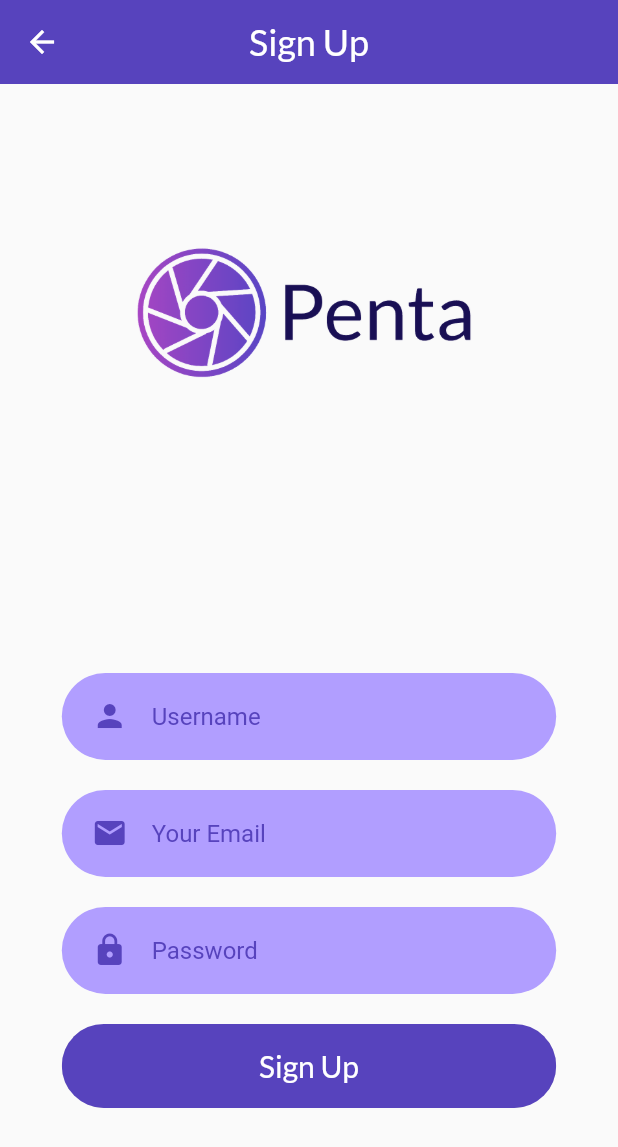
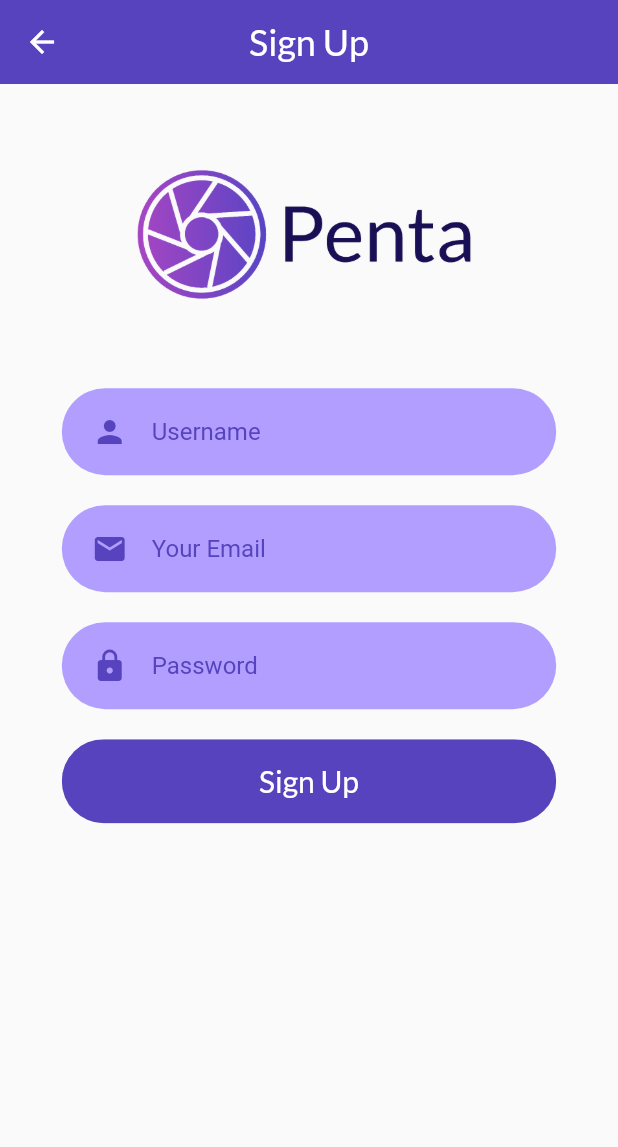
Before and after one commit to efecankaya/penta, a Flutter app: the SignUpView screen opened by its route, on a phone screen of 412 x 824 dp. Shown: the top 1147 px of the screen. Run offline on Flutter 3.47's test engine with Material 2 defaults, Android fonts, the phone set to English and light mode, and no system bars; our stand-ins replace email_validator, google_fonts, shared_preferences, smooth_page_indicator; accounts and stored records are empty.

Commit message:
fix render overflow issues in post, login, signup views

```diff
--- a/lib/routes/post_view.dart
+++ b/lib/routes/post_view.dart
@@ -215,6 +215,7 @@ Widget getComments(context, List<Comment> comments) {
         child: Row(
           children: [
             Container(
+              width: screenWidth(context),
               padding: const EdgeInsets.symmetric(vertical: 2, horizontal: 10),
               child: RichText(
                 text: TextSpan(
@@ -237,7 +238,7 @@ Widget getComments(context, List<Comment> comments) {
         ),
         onTap: () {
           User currentUser = DUMMY_USERS
-              .where((element) => element.username == "${comments[i].username}")
+              .where((element) => element.username == comments[i].username)
               .toList()[0];
           Navigator.pushNamed(context, ProfileView.routeName,
               arguments: currentUser.id);
--- a/lib/routes/signup_view.dart
+++ b/lib/routes/signup_view.dart
@@ -21,6 +21,7 @@ class _SignUpViewState extends State<SignUpView> {
 
   @override
   Widget build(BuildContext context) {
+    Size size = screenSize(context);
     return Scaffold(
       appBar: AppBar(
         title: Text(
@@ -31,24 +32,23 @@ class _SignUpViewState extends State<SignUpView> {
         centerTitle: true,
         elevation: 0.0,
       ),
-      body: Form(
+      body: Container(
+        width: double.infinity,
+        height: screenHeight(context),
+        child: SingleChildScrollView(
+          child: Form(
             key: _formKey,
             child: Column(
+              mainAxisAlignment: MainAxisAlignment.center,
+              crossAxisAlignment: CrossAxisAlignment.center,
               children: [
-            Expanded(
-              flex: 2,
-              child: Image.asset(
+                const SizedBox(height: 50),
+                Image.asset(
                   'assets/icons/penta-transparent.png',
                   width: 250,
                 ),
-            ),
-            Expanded(
-              flex: 3,
-              child: Column(
-                mainAxisAlignment: MainAxisAlignment.center,
-                children: [
-                  Row(
-                    mainAxisAlignment: MainAxisAlignment.center,
+                const SizedBox(height: 50),
+                Column(
                   children: [
                     Container(
                       padding: const EdgeInsets.symmetric(
@@ -84,14 +84,7 @@ class _SignUpViewState extends State<SignUpView> {
                         },
                       ),
                     ),
-                    ],
-                  ),
-                  const SizedBox(
-                    height: 20.0,
-                  ),
-                  Row(
-                    mainAxisAlignment: MainAxisAlignment.center,
-                    children: [
+                    const SizedBox(height: 20),
                     Container(
                       padding: const EdgeInsets.symmetric(
                           horizontal: 20, vertical: 5),
@@ -126,14 +119,7 @@ class _SignUpViewState extends State<SignUpView> {
                         },
                       ),
                     ),
-                    ],
-                  ),
-                  const SizedBox(
-                    height: 20.0,
-                  ),
-                  Row(
-                    mainAxisAlignment: MainAxisAlignment.center,
-                    children: [
+                    const SizedBox(height: 20),
                     Container(
                       padding: const EdgeInsets.symmetric(
                           horizontal: 20, vertical: 5),
@@ -171,14 +157,7 @@ class _SignUpViewState extends State<SignUpView> {
                         },
                       ),
                     ),
-                    ],
-                  ),
-                  const SizedBox(
-                    height: 20.0,
-                  ),
-                  Row(
-                    mainAxisAlignment: MainAxisAlignment.center,
-                    children: [
+                    const SizedBox(height: 20),
                     Container(
                       width: screenWidth(context, dividedBy: 1.25),
                       child: ClipRRect(
@@ -216,7 +195,6 @@ class _SignUpViewState extends State<SignUpView> {
               ],
             ),
           ),
-          ],
         ),
       ),
     );
```
Also changed, not shown: lib/routes/login_view.dart (+16 -36 lines). Lines whose indentation alone changed are shown as unchanged.
